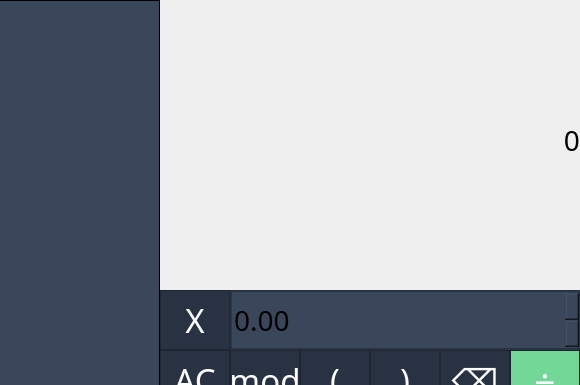
enikeevtg/qt_calculator_v1, file mainwindow.ui: the form before one commit; both pictures show x 490 to 1070 and y 0 to 385 of the 1070 by 650 pixel window.
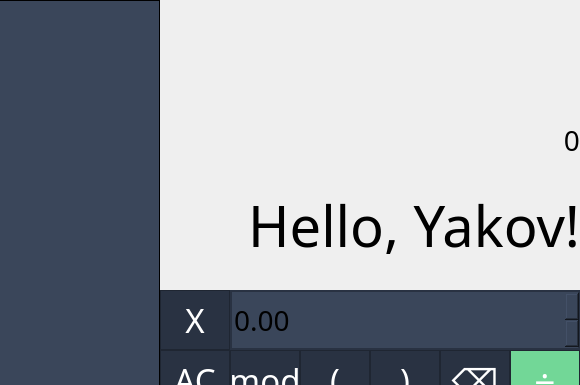
The form after the commit. Custom widgets are drawn as their Qt base class.

```diff
--- a/mainwindow.ui
+++ b/mainwindow.ui
@@ -768,7 +768,7 @@
      <number>0</number>
     </property>
     <property name="text">
-     <string/>
+     <string>Hello, Yakov!</string>
     </property>
     <property name="textFormat">
      <enum>Qt::AutoText</enum>
```
